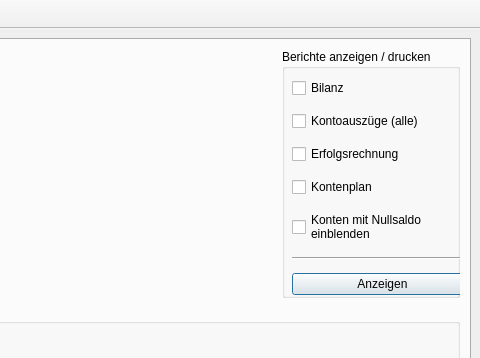
First picture: the form in mainwindow.ui, repository MatFluor/meteor-accounting, before the edit; both pictures show x 504 to 984 and y 0 to 358 of the 984 by 672 pixel window.
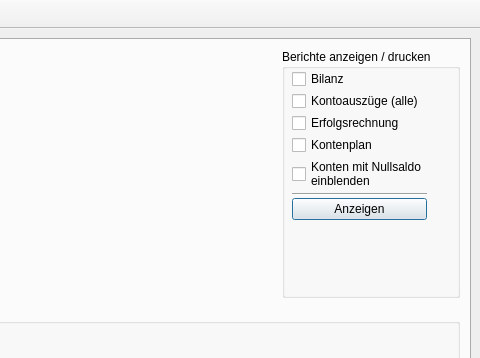
Second picture: the form after the edit. Icons and pictures are not drawn.

Commit message: Layout corrections

Patch:
```diff
--- a/mainwindow.ui
+++ b/mainwindow.ui
@@ -616,10 +616,13 @@
            </property>
            <layout class="QVBoxLayout" name="verticalLayout_2">
             <property name="spacing">
-             <number>4</number>
+             <number>2</number>
+            </property>
+            <property name="sizeConstraint">
+             <enum>QLayout::SetFixedSize</enum>
             </property>
             <property name="bottomMargin">
-             <number>0</number>
+             <number>6</number>
             </property>
             <item>
              <widget class="QCheckBox" name="bilanz_chk">
```
The commit also changes 2 other files.
